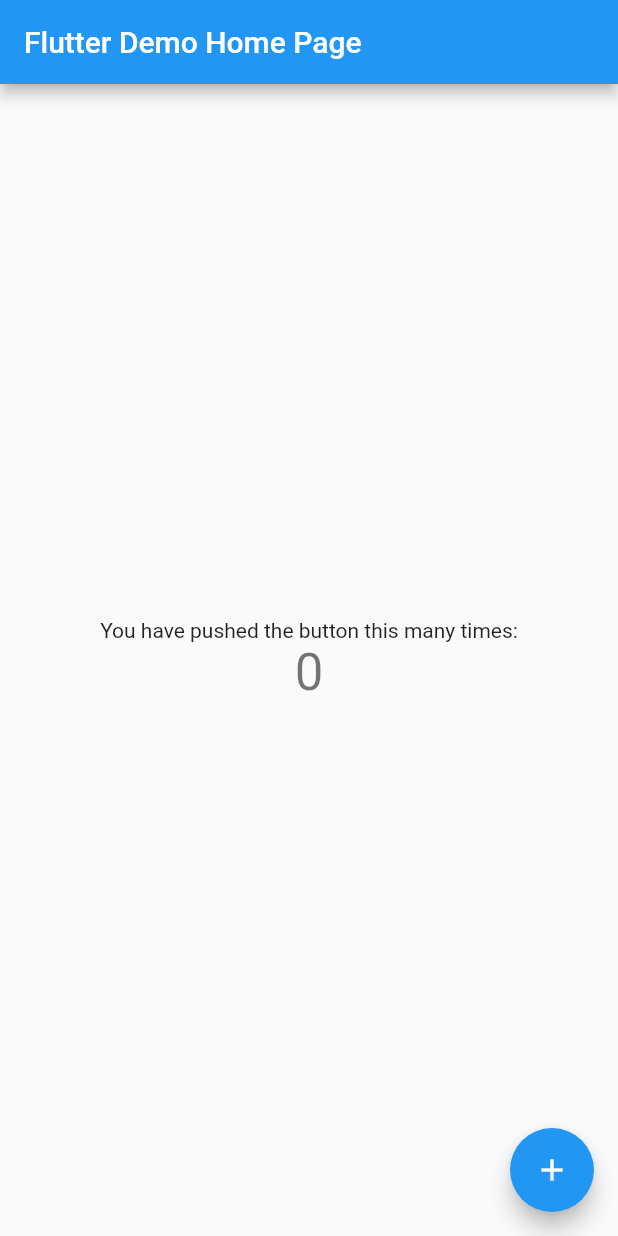
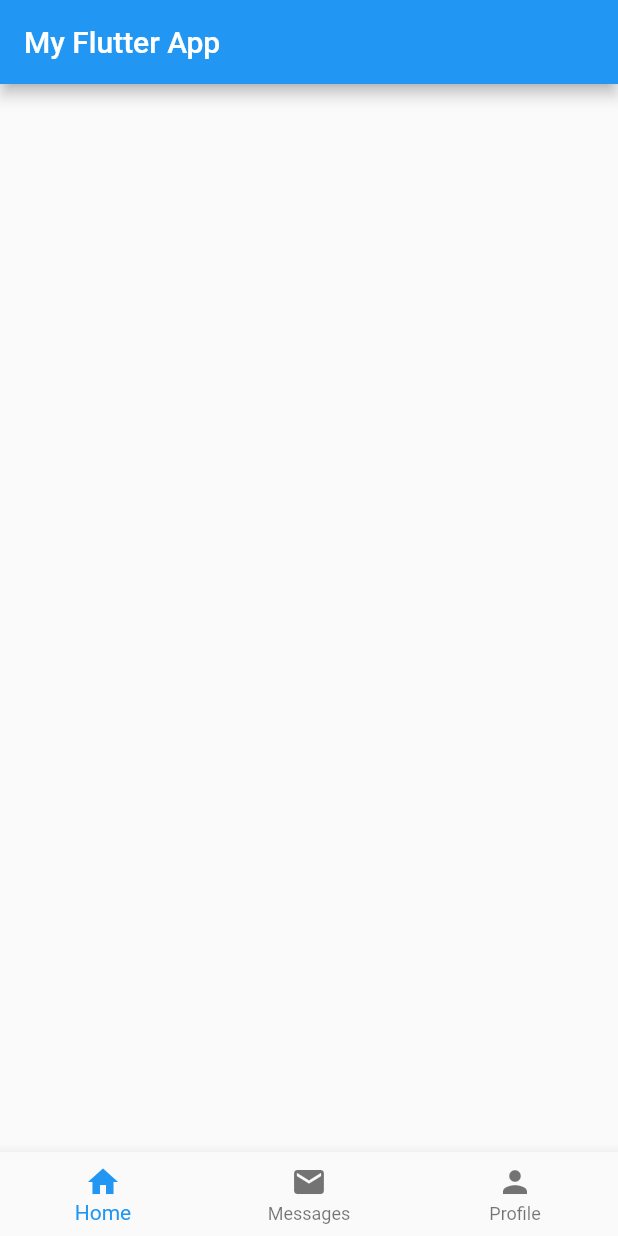
Before and after one commit to kwmt/FlutterBottomNavigationSample, a Flutter app: the screen it shows after launch, on a phone screen of 412 x 824 dp. Run offline on Flutter 3.47's test engine with Material 2 defaults, Android fonts, the phone set to English and light mode, and no system bars.

Commit message:
BottomNavagationBarを作成

```diff
--- /dev/null
+++ b/lib/home_widget.dart
@@ -0,0 +1,24 @@
+import 'package:flutter/material.dart';
+
+class Home extends StatefulWidget {
+  @override
+  _HomeState createState() => _HomeState();
+}
+
+class _HomeState extends State<Home> {
+  @override
+  Widget build(BuildContext context) {
+    return Scaffold(
+      appBar: AppBar(
+        title: Text('My Flutter App'),
+      ),
+      bottomNavigationBar: BottomNavigationBar(currentIndex: 0, items: [
+        BottomNavigationBarItem(icon: Icon(Icons.home), title: Text('Home')),
+        BottomNavigationBarItem(
+            icon: Icon(Icons.mail), title: Text('Messages')),
+        BottomNavigationBarItem(
+            icon: Icon(Icons.person), title: Text('Profile'))
+      ]),
+    );
+  }
+}
--- a/lib/main.dart
+++ b/lib/main.dart
@@ -1,109 +1,14 @@
 import 'package:flutter/material.dart';
+import 'package:flutter_bottom_navigation/home_widget.dart';
 
 void main() => runApp(new MyApp());
 
 class MyApp extends StatelessWidget {
-  // This widget is the root of your application.
   @override
   Widget build(BuildContext context) {
-    return new MaterialApp(
-      title: 'Flutter Demo',
-      theme: new ThemeData(
-        // This is the theme of your application.
-        //
-        // Try running your application with "flutter run". You'll see the
-        // application has a blue toolbar. Then, without quitting the app, try
-        // changing the primarySwatch below to Colors.green and then invoke
-        // "hot reload" (press "r" in the console where you ran "flutter run",
-        // or press Run > Flutter Hot Reload in IntelliJ). Notice that the
-        // counter didn't reset back to zero; the application is not restarted.
-        primarySwatch: Colors.blue,
-      ),
-      home: new MyHomePage(title: 'Flutter Demo Home Page'),
+    return MaterialApp(
+      title: 'My Flutter App',
+      home: Home(),
     );
   }
 }
-
-class MyHomePage extends StatefulWidget {
-  MyHomePage({Key key, this.title}) : super(key: key);
-
-  // This widget is the home page of your application. It is stateful, meaning
-  // that it has a State object (defined below) that contains fields that affect
-  // how it looks.
-
-  // This class is the configuration for the state. It holds the values (in this
-  // case the title) provided by the parent (in this case the App widget) and
-  // used by the build method of the State. Fields in a Widget subclass are
-  // always marked "final".
-
-  final String title;
-
-  @override
-  _MyHomePageState createState() => new _MyHomePageState();
-}
-
-class _MyHomePageState extends State<MyHomePage> {
-  int _counter = 0;
-
-  void _incrementCounter() {
-    setState(() {
-      // This call to setState tells the Flutter framework that something has
-      // changed in this State, which causes it to rerun the build method below
-      // so that the display can reflect the updated values. If we changed
-      // _counter without calling setState(), then the build method would not be
-      // called again, and so nothing would appear to happen.
-      _counter++;
-    });
-  }
-
-  @override
-  Widget build(BuildContext context) {
-    // This method is rerun every time setState is called, for instance as done
-    // by the _incrementCounter method above.
-    //
-    // The Flutter framework has been optimized to make rerunning build methods
-    // fast, so that you can just rebuild anything that needs updating rather
-    // than having to individually change instances of widgets.
-    return new Scaffold(
-      appBar: new AppBar(
-        // Here we take the value from the MyHomePage object that was created by
-        // the App.build method, and use it to set our appbar title.
-        title: new Text(widget.title),
-      ),
-      body: new Center(
-        // Center is a layout widget. It takes a single child and positions it
-        // in the middle of the parent.
-        child: new Column(
-          // Column is also layout widget. It takes a list of children and
-          // arranges them vertically. By default, it sizes itself to fit its
-          // children horizontally, and tries to be as tall as its parent.
-          //
-          // Invoke "debug paint" (press "p" in the console where you ran
-          // "flutter run", or select "Toggle Debug Paint" from the Flutter tool
-          // window in IntelliJ) to see the wireframe for each widget.
-          //
-          // Column has various properties to control how it sizes itself and
-          // how it positions its children. Here we use mainAxisAlignment to
-          // center the children vertically; the main axis here is the vertical
-          // axis because Columns are vertical (the cross axis would be
-          // horizontal).
-          mainAxisAlignment: MainAxisAlignment.center,
-          children: <Widget>[
-            new Text(
-              'You have pushed the button this many times:',
-            ),
-            new Text(
-              '$_counter',
-              style: Theme.of(context).textTheme.display1,
-            ),
-          ],
-        ),
-      ),
-      floatingActionButton: new FloatingActionButton(
-        onPressed: _incrementCounter,
-        tooltip: 'Increment',
-        child: new Icon(Icons.add),
-      ), // This trailing comma makes auto-formatting nicer for build methods.
-    );
-  }
-}
```
